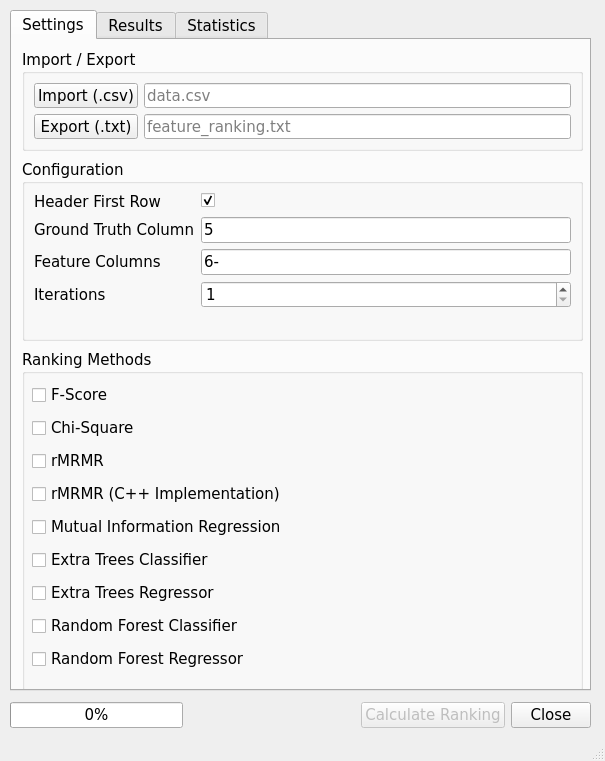
First picture: the form in src/main/python/fearank/ui/MainWindow.ui, repository catilgan/featureranking, before the edit.
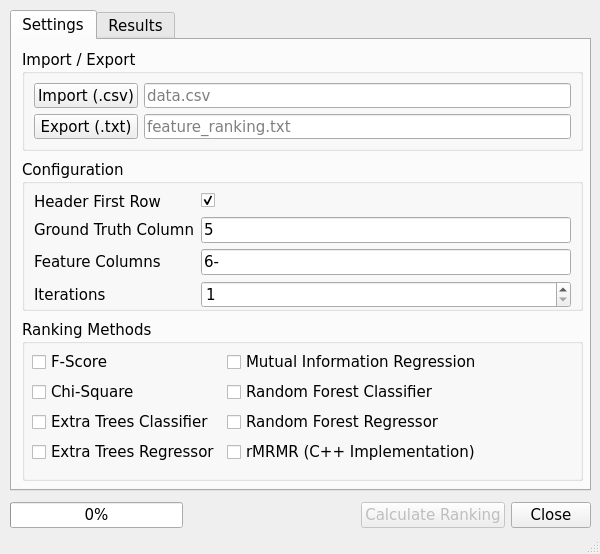
Second picture: the form after the edit. The open tabs and pages were chosen to show the change.

Commit message: Display the ranking methods in two columns and reduce the form height

Diff of the .ui file:
```diff
--- a/src/main/python/fearank/ui/MainWindow.ui
+++ b/src/main/python/fearank/ui/MainWindow.ui
@@ -6,8 +6,8 @@
    <rect>
     <x>0</x>
     <y>0</y>
-    <width>605</width>
-    <height>761</height>
+    <width>600</width>
+    <height>554</height>
    </rect>
   </property>
   <property name="font">
@@ -29,7 +29,7 @@
       <x>10</x>
       <y>10</y>
       <width>581</width>
-      <height>681</height>
+      <height>481</height>
      </rect>
     </property>
     <property name="currentIndex">
@@ -94,107 +94,13 @@
        </item>
       </layout>
      </widget>
-     <widget class="QGroupBox" name="method_selection_group">
-      <property name="geometry">
-       <rect>
-        <x>10</x>
-        <y>310</y>
-        <width>561</width>
-        <height>341</height>
-       </rect>
-      </property>
-      <property name="title">
-       <string>Ranking Methods</string>
-      </property>
-      <widget class="QWidget" name="gridLayoutWidget">
-       <property name="geometry">
-        <rect>
-         <x>10</x>
-         <y>30</y>
-         <width>421</width>
-         <height>296</height>
-        </rect>
-       </property>
-       <layout class="QGridLayout" name="gridLayout_2">
-        <item row="6" column="0">
-         <widget class="QCheckBox" name="mutual_info_regression">
-          <property name="text">
-           <string>Mutual Information Regression</string>
-          </property>
-         </widget>
-        </item>
-        <item row="15" column="0">
-         <widget class="QCheckBox" name="random_forest_regressor">
-          <property name="text">
-           <string>Random Forest Regressor</string>
-          </property>
-         </widget>
-        </item>
-        <item row="11" column="0">
-         <widget class="QCheckBox" name="extra_trees_classifier">
-          <property name="text">
-           <string>Extra Trees Classifier</string>
-          </property>
-         </widget>
-        </item>
-        <item row="4" column="0">
-         <widget class="QCheckBox" name="rmrmr">
-          <property name="text">
-           <string>rMRMR</string>
-          </property>
-          <property name="checked">
-           <bool>false</bool>
-          </property>
-         </widget>
-        </item>
-        <item row="13" column="0">
-         <widget class="QCheckBox" name="random_forest_classifier">
-          <property name="text">
-           <string>Random Forest Classifier</string>
-          </property>
-         </widget>
-        </item>
-        <item row="12" column="0">
-         <widget class="QCheckBox" name="extra_trees_regressor">
-          <property name="text">
-           <string>Extra Trees Regressor</string>
-          </property>
-         </widget>
-        </item>
-        <item row="3" column="0">
-         <widget class="QCheckBox" name="chi_square">
-          <property name="text">
-           <string>Chi-Square</string>
-          </property>
-         </widget>
-        </item>
-        <item row="2" column="0">
-         <widget class="QCheckBox" name="f_score">
-          <property name="text">
-           <string>F-Score</string>
-          </property>
-         </widget>
-        </item>
-        <item row="5" column="0">
-         <widget class="QCheckBox" name="rmrmr_cpp">
-          <property name="text">
-           <string>rMRMR (C++ Implementation)</string>
-          </property>
-          <property name="checked">
-           <bool>false</bool>
-          </property>
-         </widget>
-        </item>
-       </layout>
-      </widget>
-     </widget>
      <widget class="QGroupBox" name="config_group">
       <property name="geometry">
        <rect>
         <x>10</x>
         <y>120</y>
         <width>561</width>
-        <height>181</height>
+        <height>151</height>
        </rect>
       </property>
       <property name="title">
@@ -281,6 +187,90 @@
        </item>
       </layout>
      </widget>
+     <widget class="QGroupBox" name="method_selection_group">
+      <property name="geometry">
+       <rect>
+        <x>10</x>
+        <y>280</y>
+        <width>561</width>
+        <height>161</height>
+       </rect>
+      </property>
+      <property name="title">
+       <string>Ranking Methods</string>
+      </property>
+      <widget class="QWidget" name="formLayoutWidget">
+       <property name="geometry">
+        <rect>
+         <x>10</x>
+         <y>30</y>
+         <width>541</width>
+         <height>121</height>
+        </rect>
+       </property>
+       <layout class="QFormLayout" name="formLayout">
+        <item row="0" column="0">
+         <widget class="QCheckBox" name="f_score">
+          <property name="text">
+           <string>F-Score</string>
+          </property>
+         </widget>
+        </item>
+        <item row="0" column="1">
+         <widget class="QCheckBox" name="mutual_info_regression">
+          <property name="text">
+           <string>Mutual Information Regression</string>
+          </property>
+         </widget>
+        </item>
+        <item row="1" column="0">
+         <widget class="QCheckBox" name="chi_square">
+          <property name="text">
+           <string>Chi-Square</string>
+          </property>
+         </widget>
+        </item>
+        <item row="1" column="1">
+         <widget class="QCheckBox" name="random_forest_classifier">
+          <property name="text">
+           <string>Random Forest Classifier</string>
+          </property>
+         </widget>
+        </item>
+        <item row="2" column="0">
+         <widget class="QCheckBox" name="extra_trees_classifier">
+          <property name="text">
+           <string>Extra Trees Classifier</string>
+          </property>
+         </widget>
+        </item>
+        <item row="2" column="1">
+         <widget class="QCheckBox" name="random_forest_regressor">
+          <property name="text">
+           <string>Random Forest Regressor</string>
+          </property>
+         </widget>
+        </item>
+        <item row="3" column="0">
+         <widget class="QCheckBox" name="extra_trees_regressor">
+          <property name="text">
+           <string>Extra Trees Regressor</string>
+          </property>
+         </widget>
+        </item>
+        <item row="3" column="1">
+         <widget class="QCheckBox" name="rmrmr_cpp">
+          <property name="text">
+           <string>rMRMR (C++ Implementation)</string>
+          </property>
+          <property name="checked">
+           <bool>false</bool>
+          </property>
+         </widget>
+        </item>
+       </layout>
+      </widget>
+     </widget>
     </widget>
     <widget class="QWidget" name="tab_results">
      <attribute name="title">
@@ -323,17 +313,12 @@
       </widget>
      </widget>
     </widget>
-    <widget class="QWidget" name="tab">
-     <attribute name="title">
-      <string>Statistics</string>
-     </attribute>
-    </widget>
    </widget>
    <widget class="QWidget" name="horizontalLayoutWidget">
     <property name="geometry">
      <rect>
       <x>10</x>
-      <y>700</y>
+      <y>500</y>
       <width>581</width>
       <height>31</height>
      </rect>
```
Left out of the diff: 46 changed lines with no effect on the pictures. The commit also changes 1 other file.
